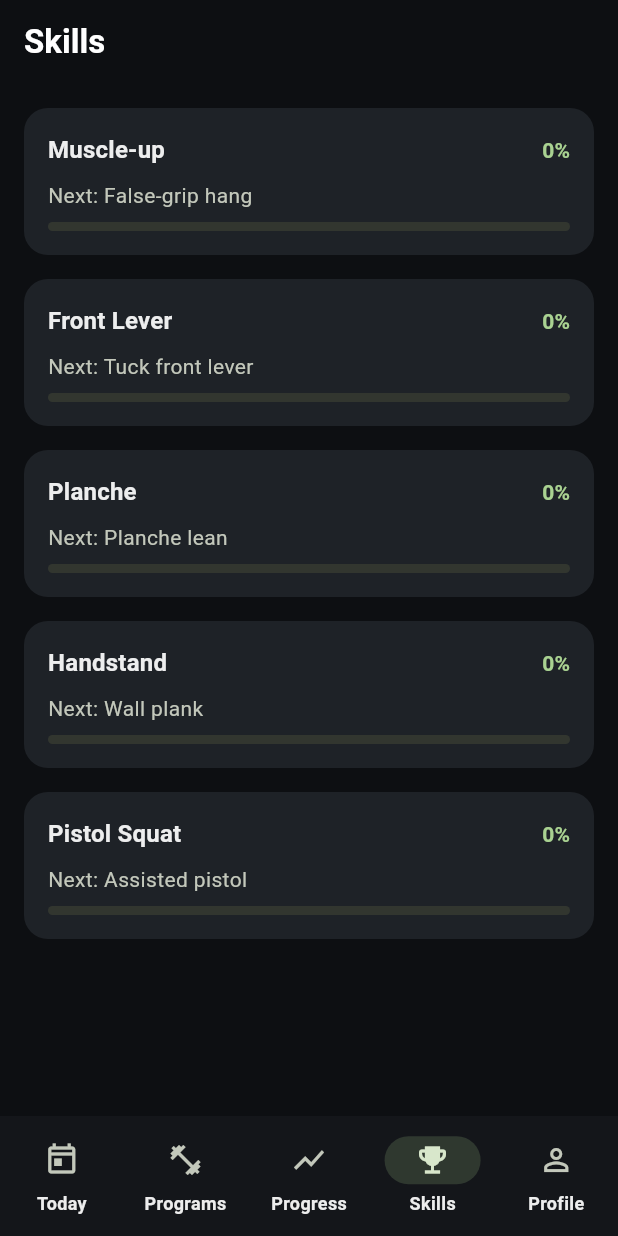
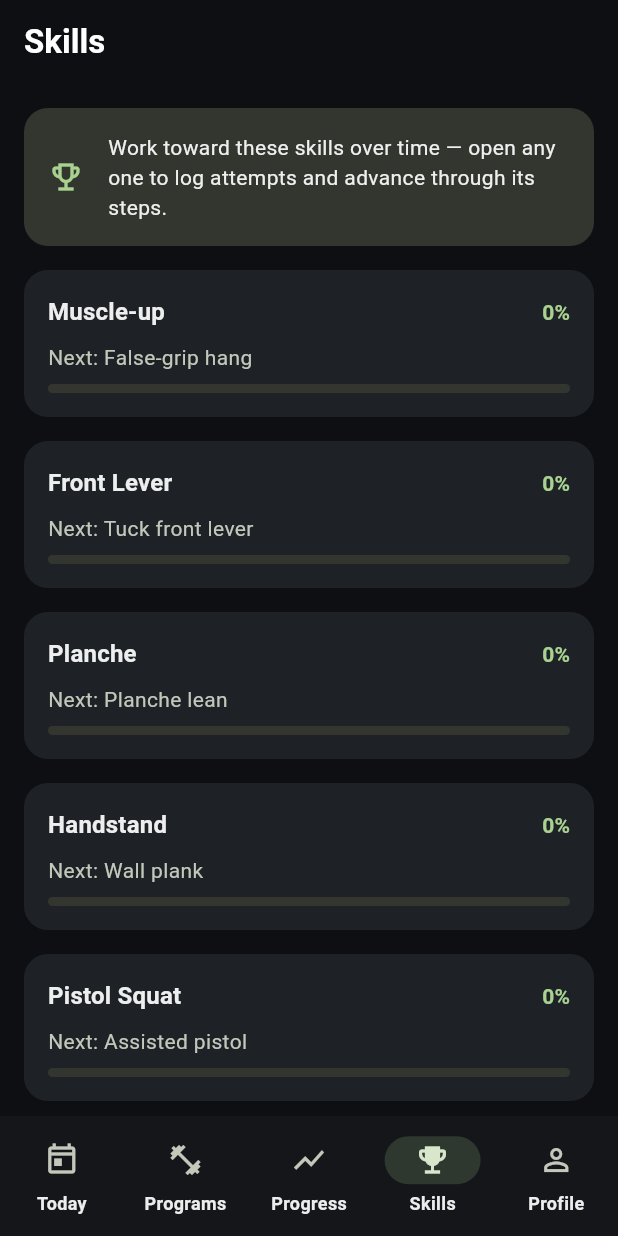
Before and after one commit to OmerYasirOnal/calistrack, a Flutter app: the SkillsScreen screen opened by its route, on a phone screen of 412 x 824 dp. Run offline on Flutter 3.47's test engine with Material 3 defaults, Android fonts, the phone set to English and light mode, and no system bars; our stand-ins replace cloud_firestore, cloud_functions, firebase_auth, firebase_core, fl_chart, flutter_riverpod and 2 more; accounts and stored records are empty.

Commit message:
feat(calistrack): M7 T29 — guidance polish (Progress CTA, Skills intro, summary nudge)
- Progress empty state gains a "Log your first workout" CTA → Today
- Skills tab shows a context-aware intro banner that auto-hides once any skill
  advances (no manual-dismiss state to remember)
- session-complete summary nudges toward Progress + skills

Tests for all three. 83 pass, analyze clean, 82.2% coverage. Refs #21.

Co-Authored-By: Claude Opus 4.8 (1M context) <noreply@anthropic.com>

```diff
--- a/lib/features/progress/presentation/progress_screen.dart
+++ b/lib/features/progress/presentation/progress_screen.dart
@@ -2,7 +2,9 @@ import 'package:collection/collection.dart';
 import 'package:fl_chart/fl_chart.dart';
 import 'package:flutter/material.dart';
 import 'package:flutter_riverpod/flutter_riverpod.dart';
+import 'package:go_router/go_router.dart';
 
+import '../../../core/router/app_router.dart';
 import '../../../core/theme/app_theme.dart';
 import '../../../models/exercise.dart';
 import '../../exercises/data/exercise_repository.dart';
@@ -172,6 +174,12 @@ class _EmptyProgress extends StatelessWidget {
             textAlign: TextAlign.center,
             style: Theme.of(context).textTheme.titleMedium,
           ),
+          const SizedBox(height: Spacing.lg),
+          FilledButton.icon(
+            onPressed: () => context.go(Routes.today),
+            icon: const Icon(Icons.play_arrow),
+            label: const Text('Log your first workout'),
+          ),
         ],
       ),
     );
--- a/lib/features/skills/presentation/skills_screen.dart
+++ b/lib/features/skills/presentation/skills_screen.dart
@@ -19,14 +19,57 @@ class SkillsScreen extends ConsumerWidget {
       body: skills.when(
         loading: () => const Center(child: CircularProgressIndicator()),
         error: (_, __) => const Center(child: Text("Couldn't load skills.")),
-        data: (list) => ListView.separated(
-          padding: const EdgeInsets.all(Spacing.md),
-          itemCount: list.length,
-          separatorBuilder: (_, __) => const SizedBox(height: Spacing.md),
-          itemBuilder: (_, i) => _SkillCard(
-            skill: list[i],
-            onTap: () => context.push(Routes.skillDetail(list[i].id)),
-          ),
+        data: (list) {
+          // Show an intro until the user has advanced any skill — then it
+          // disappears on its own (no manual dismiss to remember).
+          final noProgress =
+              list.isNotEmpty && list.every((s) => s.currentStepIndex == 0);
+          return ListView(
+            padding: const EdgeInsets.all(Spacing.md),
+            children: [
+              if (noProgress) ...[
+                const _SkillsIntro(),
+                const SizedBox(height: Spacing.md),
+              ],
+              for (final skill in list) ...[
+                _SkillCard(
+                  skill: skill,
+                  onTap: () => context.push(Routes.skillDetail(skill.id)),
+                ),
+                const SizedBox(height: Spacing.md),
+              ],
+            ],
+          );
+        },
+      ),
+    );
+  }
+}
+
+/// One-time intro shown on the Skills tab before any progress is recorded.
+class _SkillsIntro extends StatelessWidget {
+  const _SkillsIntro();
+
+  @override
+  Widget build(BuildContext context) {
+    final scheme = Theme.of(context).colorScheme;
+    final text = Theme.of(context).textTheme;
+    return Card(
+      color: scheme.surfaceContainerHighest,
+      child: Padding(
+        padding: const EdgeInsets.all(Spacing.md),
+        child: Row(
+          children: [
+            Icon(Icons.emoji_events_outlined, color: scheme.primary),
+            const SizedBox(width: Spacing.md),
+            Expanded(
+              child: Text(
+                'Work toward these skills over time — open any one to log '
+                'attempts and advance through its steps.',
+                style: text.bodyMedium,
+              ),
+            ),
+          ],
         ),
       ),
     );
--- a/lib/features/today/presentation/session_summary.dart
+++ b/lib/features/today/presentation/session_summary.dart
@@ -41,6 +41,12 @@ class _SummaryDialog extends StatelessWidget {
             label: 'Volume',
             value: workout.totalVolume.toStringAsFixed(0),
           ),
+          const SizedBox(height: Spacing.md),
+          Text(
+            'Your Progress charts and skill streaks just updated.',
+            textAlign: TextAlign.center,
+            style: text.bodySmall?.copyWith(color: scheme.onSurfaceVariant),
+          ),
         ],
       ),
       actions: [
```
Also changed, not shown: 5 other files.
